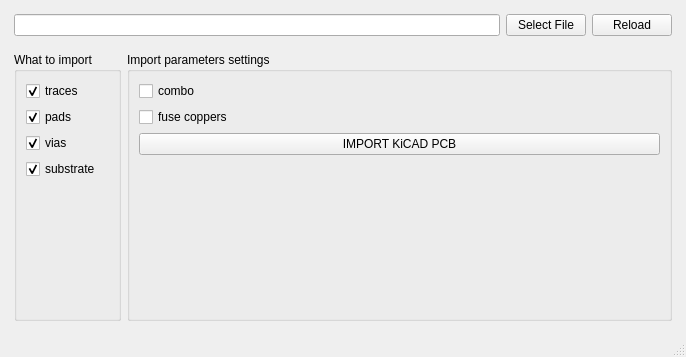
LubomirJagos/FreeCAD-OpenEMS-Export, file ui/dialog_KiCAD_Importer.ui: the form before one commit.
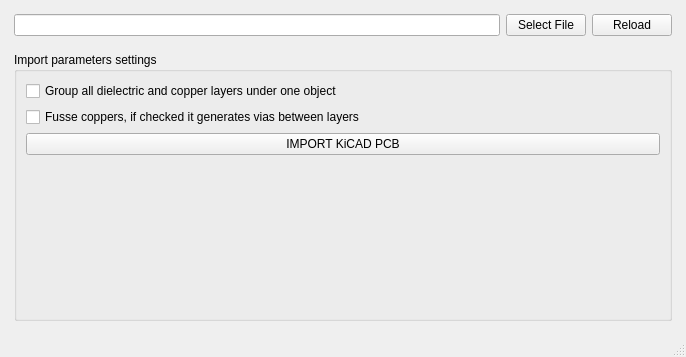
The form after the commit.

Commit message: BACKUP COMMIT KiCAD Import Tool removed checkboxes for pads and so which were not used and doesn't make sense as this tool IS JUST IMPORTING PCB as it is, other special import cases should be described in HTML HELP.

What changed in the file:
```diff
--- a/ui/dialog_KiCAD_Importer.ui
+++ b/ui/dialog_KiCAD_Importer.ui
@@ -67,68 +67,6 @@
        <number>5</number>
       </property>
       <item row="0" column="0">
-       <widget class="QGroupBox" name="groupBoxPartList">
-        <property name="title">
-         <string>What to import</string>
-        </property>
-        <layout class="QVBoxLayout" name="verticalLayout">
-         <item>
-          <widget class="QCheckBox" name="checkBoxImportTraces">
-           <property name="text">
-            <string>traces</string>
-           </property>
-           <property name="checked">
-            <bool>true</bool>
-           </property>
-          </widget>
-         </item>
-         <item>
-          <widget class="QCheckBox" name="checkBoxImportPads">
-           <property name="text">
-            <string>pads</string>
-           </property>
-           <property name="checked">
-            <bool>true</bool>
-           </property>
-          </widget>
-         </item>
-         <item>
-          <widget class="QCheckBox" name="checkBoxImportVias">
-           <property name="text">
-            <string>vias</string>
-           </property>
-           <property name="checked">
-            <bool>true</bool>
-           </property>
-          </widget>
-         </item>
-         <item>
-          <widget class="QCheckBox" name="checkBoxImportSubstrate">
-           <property name="text">
-            <string>substrate</string>
-           </property>
-           <property name="checked">
-            <bool>true</bool>
-           </property>
-          </widget>
-         </item>
-         <item>
-          <spacer name="verticalSpacer_2">
-           <property name="orientation">
-            <enum>Qt::Vertical</enum>
-           </property>
-           <property name="sizeHint" stdset="0">
-            <size>
-             <width>20</width>
-             <height>40</height>
-            </size>
-           </property>
-          </spacer>
-         </item>
-        </layout>
-       </widget>
-      </item>
-      <item row="0" column="1">
        <widget class="QGroupBox" name="groupBoxImportSettings">
         <property name="sizePolicy">
          <sizepolicy hsizetype="MinimumExpanding" vsizetype="Preferred">
@@ -145,14 +83,14 @@
            <item row="0" column="0">
             <widget class="QCheckBox" name="importSettingsCombo">
              <property name="text">
-              <string>combo</string>
+              <string>Group all dielectric and copper layers under one object</string>
              </property>
             </widget>
            </item>
            <item row="1" column="0">
             <widget class="QCheckBox" name="importSettingsFuseCoppers">
              <property name="text">
-              <string>fuse coppers</string>
+              <string>Fusse coppers, if checked it generates vias between layers</string>
              </property>
             </widget>
            </item>
```
The commit also changes 1 other file.
